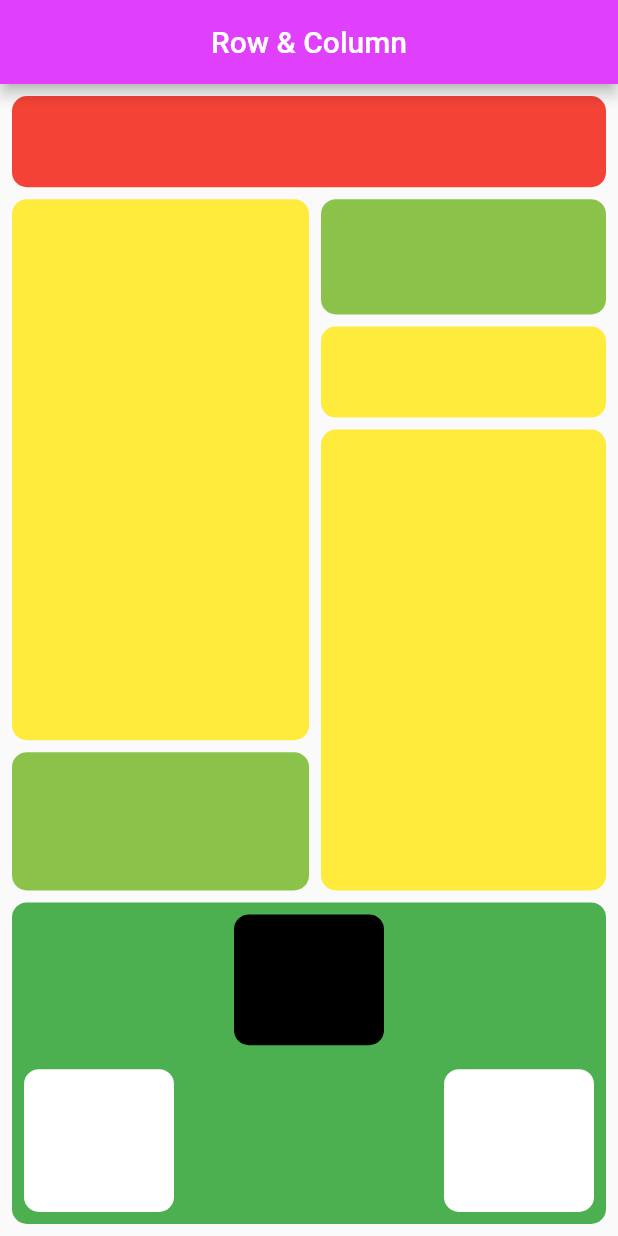
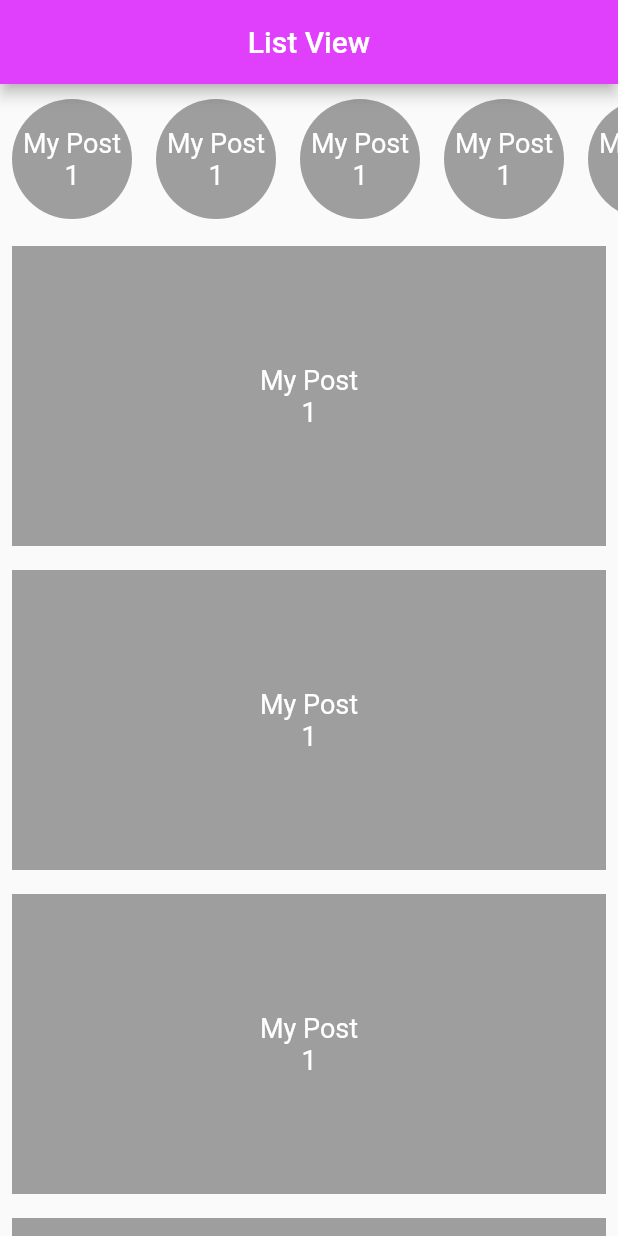
Before and after one commit to anikrakib/flutter-widgets, a Flutter app: the screen it shows after launch, on a phone screen of 412 x 824 dp. Run offline on Flutter 3.47's test engine with Material 2 defaults, Android fonts, the phone set to English and light mode, and no system bars.

Commit message:
ListView Without Builder

```diff
--- a/lib/main.dart
+++ b/lib/main.dart
@@ -1,5 +1,5 @@
 import 'package:flutter/material.dart';
-import 'package:flutter_widget/widget/row_column_widget.dart';
+import 'package:flutter_widget/widget/list_view_widget.dart';
 
 void main() {
   runApp(const MaterialApp(
@@ -14,6 +14,6 @@ class HomePage extends StatelessWidget {
 
   @override
   Widget build(BuildContext context) {
-    return const Scaffold(appBar: null, body: RowAndColumnWidget());
+    return const Scaffold(appBar: null, body: ListViewWidget());
   }
 }
--- /dev/null
+++ b/lib/widget/list_view_widget.dart
@@ -0,0 +1,101 @@
+import 'package:flutter/material.dart';
+
+class ListViewWidget extends StatelessWidget {
+  const ListViewWidget({Key? key}) : super(key: key);
+
+  @override
+  Widget build(BuildContext context) => Scaffold(
+        appBar: AppBar(
+          backgroundColor: Colors.purpleAccent,
+          title: const Text('List View'),
+          centerTitle: true,
+        ),
+        body: SafeArea(
+          child: SingleChildScrollView(
+            scrollDirection: Axis.vertical,
+            child: Column(
+              children: [
+                SizedBox(
+                  height: 100,
+                  child: ListView(
+                    scrollDirection: Axis.horizontal,
+                    children: [
+                      postBody(80, 80,true),
+                      postBody(80, 80,true),
+                      postBody(80, 80,true),
+                      postBody(80, 80,true),
+                      postBody(80, 80,true),
+                      postBody(80, 80,true),
+                      postBody(80, 80,true),
+                      postBody(80, 80,true),
+                      postBody(80, 80,true),
+                      postBody(80, 80,true),
+                      postBody(80, 80,true),
+                      postBody(80, 80,true),
+                      postBody(80, 80,true),
+                      postBody(80, 80,true),
+                    ],
+                  ),
+                ),
+                Column(
+                  children: [
+                    postBody(200, double.infinity,false),
+                    postBody(200, double.infinity,false),
+                    postBody(200, double.infinity,false),
+                    postBody(200, double.infinity,false),
+                    postBody(200, double.infinity,false),
+                    postBody(200, double.infinity,false),
+                    postBody(200, double.infinity,false),
+                    postBody(200, double.infinity,false),
+                    postBody(200, double.infinity,false),
+                    postBody(200, double.infinity,false),
+                    postBody(200, double.infinity,false),
+                    postBody(200, double.infinity,false),
+                    postBody(200, double.infinity,false),
+                    postBody(200, double.infinity,false),
+                    postBody(200, double.infinity,false),
+                    postBody(200, double.infinity,false),
+                    postBody(200, double.infinity,false),
+                  ],
+                )
+              ],
+            ),
+          ),
+        ),
+      );
+}
+
+Widget postBody(double _height, double _width, bool myday) => Padding(
+      padding: const EdgeInsets.all(8.0),
+      child: Container(
+        height: _height,
+        width: _width,
+        decoration: myday == true
+            ? const BoxDecoration(
+                color: Colors.grey,
+                shape: BoxShape.circle,
+              )
+            : const BoxDecoration(
+                color: Colors.grey,
+              ),
+        child: Column(
+          mainAxisAlignment: MainAxisAlignment.center,
+          children: const [
+            Text(
+              "My Post",
+              style: TextStyle(
+                fontSize: 18,
+                color: Colors.white,
+              ),
+            ),
+            Text(
+              "1",
+              style: TextStyle(
+                fontSize: 18,
+                color: Colors.white,
+              ),
+            ),
+          ],
+        ),
+      ),
+    );
--- a/lib/widget/row_column_widget.dart
+++ /dev/null
@@ -1,131 +0,0 @@
-import 'package:flutter/material.dart';
-
-class RowAndColumnWidget extends StatelessWidget {
-  const RowAndColumnWidget({Key? key}) : super(key: key);
-
-  @override
-  Widget build(BuildContext context) => Scaffold(
-        appBar: AppBar(
-          backgroundColor: Colors.purpleAccent,
-          title: const Text('Row & Column'),
-          centerTitle: true,
-        ),
-        body: SafeArea(
-          child: Padding(
-            padding: const EdgeInsets.only(left: 8.0, right: 8.0),
-            child: Column(
-              mainAxisAlignment: MainAxisAlignment.spaceAround,
-              children: [
-                Expanded(
-                  flex: 1,
-                  child: element(Colors.red, 8.0),
-                ),
-                Expanded(
-                  flex: 6,
-                  child: Row(
-                    children: [
-                      Expanded(
-                        child: Column(
-                          children: [
-                            Expanded(
-                              flex: 8,
-                              child: Padding(
-                                padding: const EdgeInsets.only(bottom: 8.0),
-                                child: element(Colors.yellow, 0),
-                              ),
-                            ),
-                            Expanded(
-                              flex: 2,
-                              child: element(Colors.lightGreen, 0),
-                            ),
-                          ],
-                        ),
-                      ),
-                      Expanded(
-                        child: Padding(
-                          padding: const EdgeInsets.only(left: 8.0),
-                          child: Column(
-                            children: [
-                              Expanded(
-                                flex: 2,
-                                child: element(Colors.lightGreen, 0),
-                              ),
-                              Expanded(
-                                flex: 2,
-                                child: element(Colors.yellow, 8.0),
-                              ),
-                              Expanded(
-                                flex: 8,
-                                child: element(Colors.yellow, 0),
-                              ),
-                            ],
-                          ),
-                        ),
-                      ),
-                    ],
-                  ),
-                ),
-                Expanded(
-                  flex: 3,
-                  child: Padding(
-                    padding: const EdgeInsets.only(bottom: 8.0, top: 8.0),
-                    child: Container(
-                      decoration: BoxDecoration(
-                        color: Colors.green,
-                        borderRadius: BorderRadius.circular(10),
-                      ),
-                      child: Padding(
-                        padding: const EdgeInsets.only(right: 8.0, left:  8.0, bottom: 8.0),
-                        child: Column(
-                          mainAxisAlignment: MainAxisAlignment.center,
-                          children: [
-                            Expanded(
-                              flex: 5,
-                              child: Padding(
-                                padding: const EdgeInsets.all(8.0),
-                                child: smallBox(Colors.black),
-                              ),
-                            ),
-                            Expanded(
-                              flex: 5,
-                              child: Padding(
-                                padding: const EdgeInsets.only(top: 8.0),
-                                child: Row(
-                                  mainAxisAlignment: MainAxisAlignment.spaceBetween,
-                                  children: [
-                                    smallBox(Colors.white),
-                                    smallBox(Colors.white),
-                                  ],
-                                ),
-                              )
-                            ),
-                          ],
-                        ),
-                      ),
-                    ),
-                  ),
-                ),
-              ],
-            ),
-          ),
-        ),
-      );
-}
-
-Widget element(Color boxColor, double paddingSize) => Padding(
-      padding: EdgeInsets.only(bottom: paddingSize, top: paddingSize),
-      child: Container(
-        decoration: BoxDecoration(
-          borderRadius: BorderRadius.circular(10),
-          color: boxColor,
-        ),
-      ),
-    );
-
-Widget smallBox(Color boxColor) => Container(
-  width: 100,
-  decoration: BoxDecoration(
-    color: boxColor,
-    borderRadius: BorderRadius.circular(10),
-  ),
-);
```
